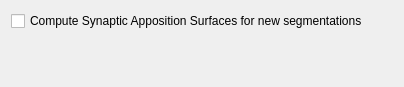
Old version of the form GUI/Settings/CcboostSegmentationSettings.ui in the repository polmonso/ccboost_segmentation.
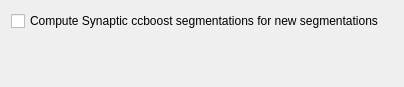
New version of the form.

```diff
--- a/GUI/Settings/CcboostSegmentationSettings.ui
+++ b/GUI/Settings/CcboostSegmentationSettings.ui
@@ -23,7 +23,7 @@
    <item>
     <widget class="QCheckBox" name="defaultComputation">
      <property name="text">
-      <string>Compute Synaptic Apposition Surfaces for new segmentations</string>
+      <string>Compute Synaptic ccboost segmentations for new segmentations</string>
      </property>
     </widget>
    </item>
```
Left out of the diff: 4 changed lines with no effect on the pictures.
